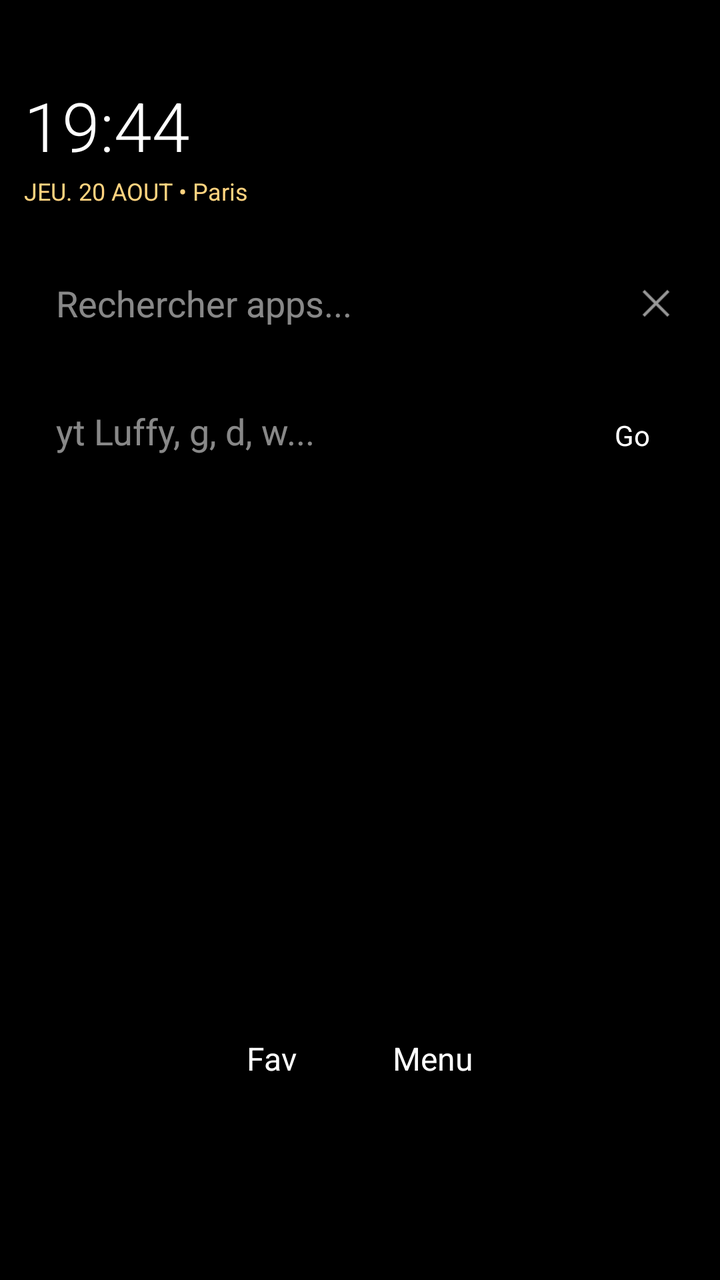
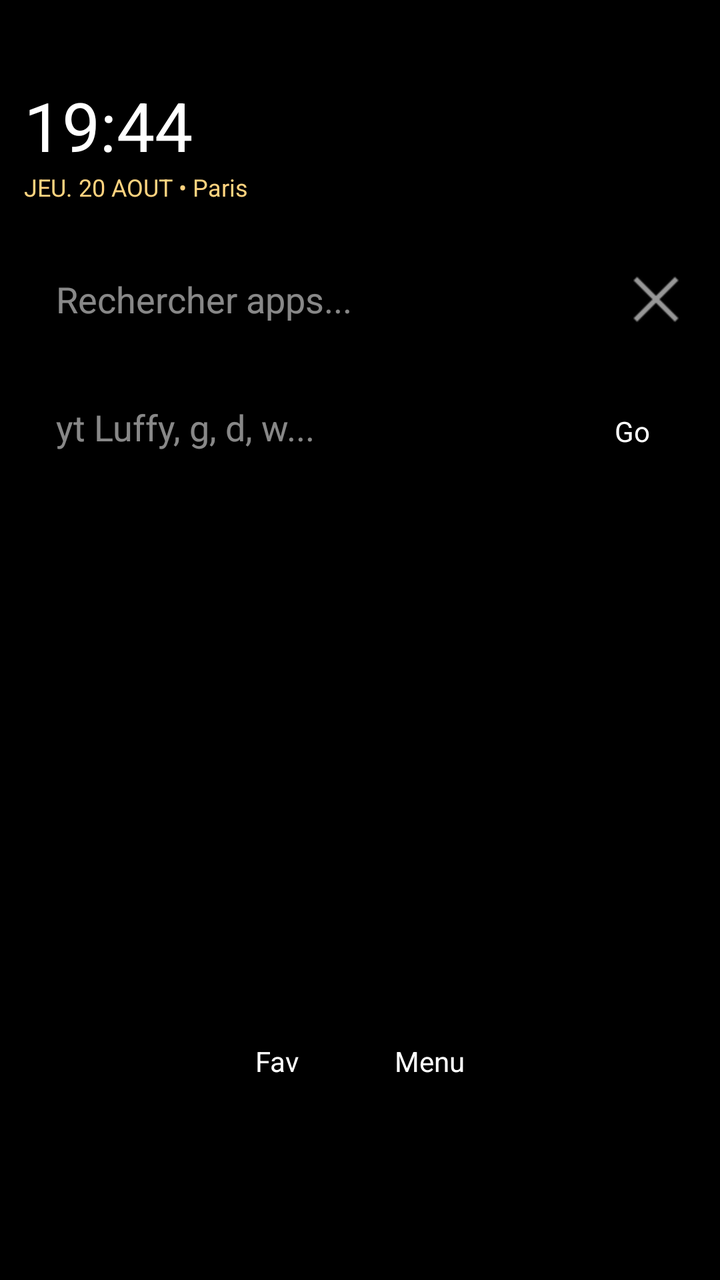

The first picture is an Android layout as it rendered before a commit; the second is the same layout after the commit. The layout source and the unified diff follow.
<!-- AndroidManifest.xml: application theme android:Theme.Light.NoTitleBar.Fullscreen -->
<!-- res/layout/activity_main.xml -->
<?xml version="1.0" encoding="utf-8"?>
<FrameLayout xmlns:android="http://schemas.android.com/apk/res/android"
    android:id="@+id/root"
    android:layout_width="match_parent"
    android:layout_height="match_parent"
    android:background="#000000">
    <ImageView android:id="@+id/wallpaper" android:layout_width="match_parent" android:layout_height="match_parent" android:scaleType="centerCrop" />
    <LinearLayout android:layout_width="match_parent" android:layout_height="match_parent" android:orientation="vertical" android:paddingTop="40dp" android:paddingLeft="12dp" android:paddingRight="12dp">
        <TextView android:id="@+id/clock" android:layout_width="wrap_content" android:layout_height="wrap_content" android:text="19:44" android:textSize="34sp" android:textColor="#FFFFFF" android:fontFamily="sans-serif-light" />
        <TextView android:id="@+id/dateInfo" android:layout_width="wrap_content" android:layout_height="wrap_content" android:text="JEU. 20 AOUT • Paris" android:textSize="12sp" android:textColor="#FFD37F" android:layout_marginTop="2dp" />
        <LinearLayout android:layout_width="match_parent" android:layout_height="wrap_content" android:orientation="horizontal" android:layout_marginTop="20dp">
            <EditText android:id="@+id/searchAppsMain" android:layout_width="0dp" android:layout_height="56dp" android:layout_weight="1" android:hint="Rechercher apps..." android:background="@android:color/transparent" android:padding="16dp" android:textColor="#FFFFFF" android:textColorHint="#88FFFFFF" android:singleLine="true" />
            <ImageView android:id="@+id/clearApps" android:layout_width="40dp" android:layout_height="40dp" android:src="@android:drawable/ic_menu_close_clear_cancel" android:layout_gravity="center" android:padding="8dp" />
        </LinearLayout>
        <LinearLayout android:layout_width="match_parent" android:layout_height="wrap_content" android:orientation="horizontal" android:layout_marginTop="8dp">
            <EditText android:id="@+id/searchWebMain" android:layout_width="0dp" android:layout_height="56dp" android:layout_weight="1" android:hint="yt Luffy, g, d, w..." android:background="@android:color/transparent" android:padding="16dp" android:textColor="#FFFFFF" android:textColorHint="#88FFFFFF" android:singleLine="true" />
            <TextView android:id="@+id/btnWebGo" android:layout_width="64dp" android:layout_height="56dp" android:text="Go" android:gravity="center" android:textColor="#FFFFFF" />
        </LinearLayout>
        <androidx.recyclerview.widget.RecyclerView android:id="@+id/rvFavorites" android:layout_width="match_parent" android:layout_height="0dp" android:layout_weight="1" android:padding="4dp" android:layout_marginTop="12dp" />
        <androidx.recyclerview.widget.RecyclerView android:id="@+id/rvSuggestions" android:layout_width="match_parent" android:layout_height="wrap_content" android:visibility="gone" />
        <LinearLayout android:layout_width="match_parent" android:layout_height="wrap_content" android:gravity="center" android:orientation="horizontal" android:layout_marginTop="12dp" android:layout_marginBottom="8dp">
            <TextView android:id="@+id/btnAddFav" android:layout_width="wrap_content" android:layout_height="wrap_content" android:text="Fav" android:textColor="#FFFFFF" android:padding="12dp" android:textSize="16sp" />
            <TextView android:id="@+id/btnMenu" android:layout_width="wrap_content" android:layout_height="wrap_content" android:text="Menu" android:textColor="#FFFFFF" android:padding="12dp" android:layout_marginLeft="24dp" android:textSize="16sp" />
        </LinearLayout>
        <LinearLayout android:id="@+id/dock" android:layout_width="match_parent" android:layout_height="wrap_content" android:orientation="horizontal" android:gravity="center" android:padding="8dp">
            <FrameLayout android:id="@+id/dPhone" android:layout_width="0dp" android:layout_height="64dp" android:layout_weight="1"><ImageView android:layout_width="48dp" android:layout_height="48dp" android:layout_gravity="center" /></FrameLayout>
            <FrameLayout android:id="@+id/dMsg" android:layout_width="0dp" android:layout_height="64dp" android:layout_weight="1"><ImageView android:layout_width="48dp" android:layout_height="48dp" android:layout_gravity="center" /></FrameLayout>
            <FrameLayout android:id="@+id/dExtra" android:layout_width="0dp" android:layout_height="64dp" android:layout_weight="1"><ImageView android:layout_width="48dp" android:layout_height="48dp" android:layout_gravity="center" /></FrameLayout>
            <FrameLayout android:id="@+id/dDrawer" android:layout_width="0dp" android:layout_height="64dp" android:layout_weight="1"><ImageView android:layout_width="48dp" android:layout_height="48dp" android:layout_gravity="center" /></FrameLayout>
            <FrameLayout android:id="@+id/dCam" android:layout_width="0dp" android:layout_height="64dp" android:layout_weight="1"><ImageView android:layout_width="48dp" android:layout_height="48dp" android:layout_gravity="center" /></FrameLayout>
            <FrameLayout android:id="@+id/dChrome" android:layout_width="0dp" android:layout_height="64dp" android:layout_weight="1"><ImageView android:layout_width="48dp" android:layout_height="48dp" android:layout_gravity="center" /></FrameLayout>
        </LinearLayout>
    </LinearLayout>
</FrameLayout>
<!-- resources referenced by this layout -->
<resources>

</resources>

<!-- the commit's change to res/layout/activity_main.xml (unified diff, before → after) -->
@@ -6,11 +6,11 @@
     android:background="#000000">
     <ImageView android:id="@+id/wallpaper" android:layout_width="match_parent" android:layout_height="match_parent" android:scaleType="centerCrop" />
     <LinearLayout android:layout_width="match_parent" android:layout_height="match_parent" android:orientation="vertical" android:paddingTop="40dp" android:paddingLeft="12dp" android:paddingRight="12dp">
-        <TextView android:id="@+id/clock" android:layout_width="wrap_content" android:layout_height="wrap_content" android:text="19:44" android:textSize="34sp" android:textColor="#FFFFFF" android:fontFamily="sans-serif-light" />
-        <TextView android:id="@+id/dateInfo" android:layout_width="wrap_content" android:layout_height="wrap_content" android:text="JEU. 20 AOUT • Paris" android:textSize="12sp" android:textColor="#FFD37F" android:layout_marginTop="2dp" />
+        <TextView android:id="@+id/clock" android:layout_width="wrap_content" android:layout_height="wrap_content" android:text="19:44" android:textSize="34sp" android:textColor="#FFFFFF" />
+        <TextView android:id="@+id/dateInfo" android:layout_width="wrap_content" android:layout_height="wrap_content" android:text="JEU. 20 AOUT • Paris" android:textSize="12sp" android:textColor="#FFD37F" />
         <LinearLayout android:layout_width="match_parent" android:layout_height="wrap_content" android:orientation="horizontal" android:layout_marginTop="20dp">
             <EditText android:id="@+id/searchAppsMain" android:layout_width="0dp" android:layout_height="56dp" android:layout_weight="1" android:hint="Rechercher apps..." android:background="@android:color/transparent" android:padding="16dp" android:textColor="#FFFFFF" android:textColorHint="#88FFFFFF" android:singleLine="true" />
-            <ImageView android:id="@+id/clearApps" android:layout_width="40dp" android:layout_height="40dp" android:src="@android:drawable/ic_menu_close_clear_cancel" android:layout_gravity="center" android:padding="8dp" />
+            <ImageView android:id="@+id/clearApps" android:layout_width="40dp" android:layout_height="40dp" android:src="@android:drawable/ic_menu_close_clear_cancel" android:layout_gravity="center" />
         </LinearLayout>
         <LinearLayout android:layout_width="match_parent" android:layout_height="wrap_content" android:orientation="horizontal" android:layout_marginTop="8dp">
             <EditText android:id="@+id/searchWebMain" android:layout_width="0dp" android:layout_height="56dp" android:layout_weight="1" android:hint="yt Luffy, g, d, w..." android:background="@android:color/transparent" android:padding="16dp" android:textColor="#FFFFFF" android:textColorHint="#88FFFFFF" android:singleLine="true" />
@@ -19,8 +19,8 @@
         <androidx.recyclerview.widget.RecyclerView android:id="@+id/rvFavorites" android:layout_width="match_parent" android:layout_height="0dp" android:layout_weight="1" android:padding="4dp" android:layout_marginTop="12dp" />
         <androidx.recyclerview.widget.RecyclerView android:id="@+id/rvSuggestions" android:layout_width="match_parent" android:layout_height="wrap_content" android:visibility="gone" />
         <LinearLayout android:layout_width="match_parent" android:layout_height="wrap_content" android:gravity="center" android:orientation="horizontal" android:layout_marginTop="12dp" android:layout_marginBottom="8dp">
-            <TextView android:id="@+id/btnAddFav" android:layout_width="wrap_content" android:layout_height="wrap_content" android:text="Fav" android:textColor="#FFFFFF" android:padding="12dp" android:textSize="16sp" />
-            <TextView android:id="@+id/btnMenu" android:layout_width="wrap_content" android:layout_height="wrap_content" android:text="Menu" android:textColor="#FFFFFF" android:padding="12dp" android:layout_marginLeft="24dp" android:textSize="16sp" />
+            <TextView android:id="@+id/btnAddFav" android:layout_width="wrap_content" android:layout_height="wrap_content" android:text="Fav" android:textColor="#FFFFFF" android:padding="12dp" />
+            <TextView android:id="@+id/btnMenu" android:layout_width="wrap_content" android:layout_height="wrap_content" android:text="Menu" android:textColor="#FFFFFF" android:padding="12dp" android:layout_marginLeft="24dp" />
         </LinearLayout>
         <LinearLayout android:id="@+id/dock" android:layout_width="match_parent" android:layout_height="wrap_content" android:orientation="horizontal" android:gravity="center" android:padding="8dp">
             <FrameLayout android:id="@+id/dPhone" android:layout_width="0dp" android:layout_height="64dp" android:layout_weight="1"><ImageView android:layout_width="48dp" android:layout_height="48dp" android:layout_gravity="center" /></FrameLayout>
